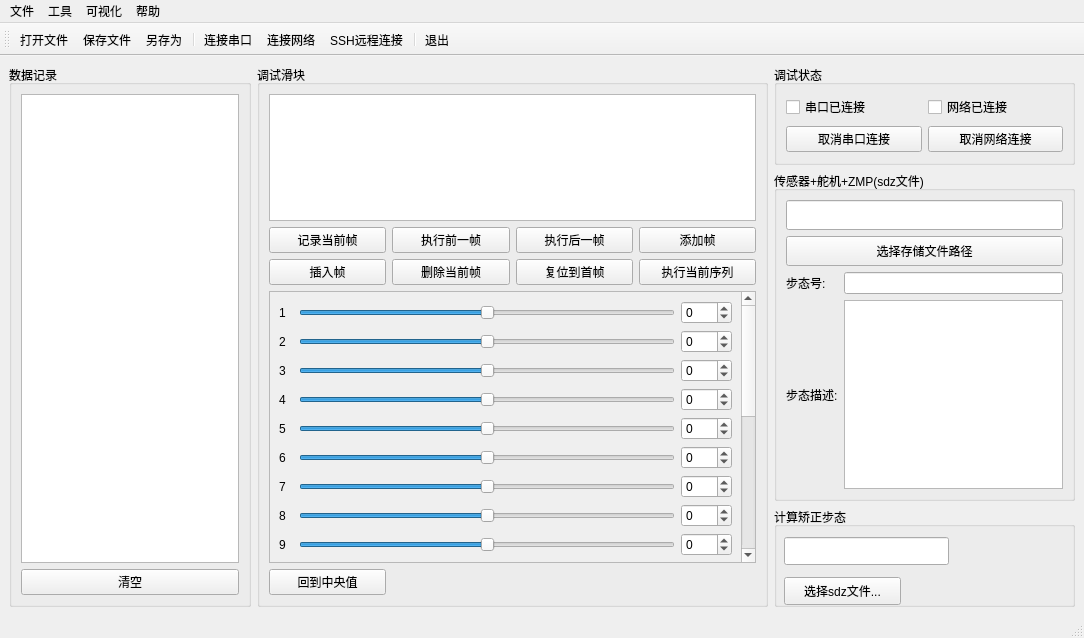
Qt form mainwindow.ui (BronWang/SpecialGait) before a commit.
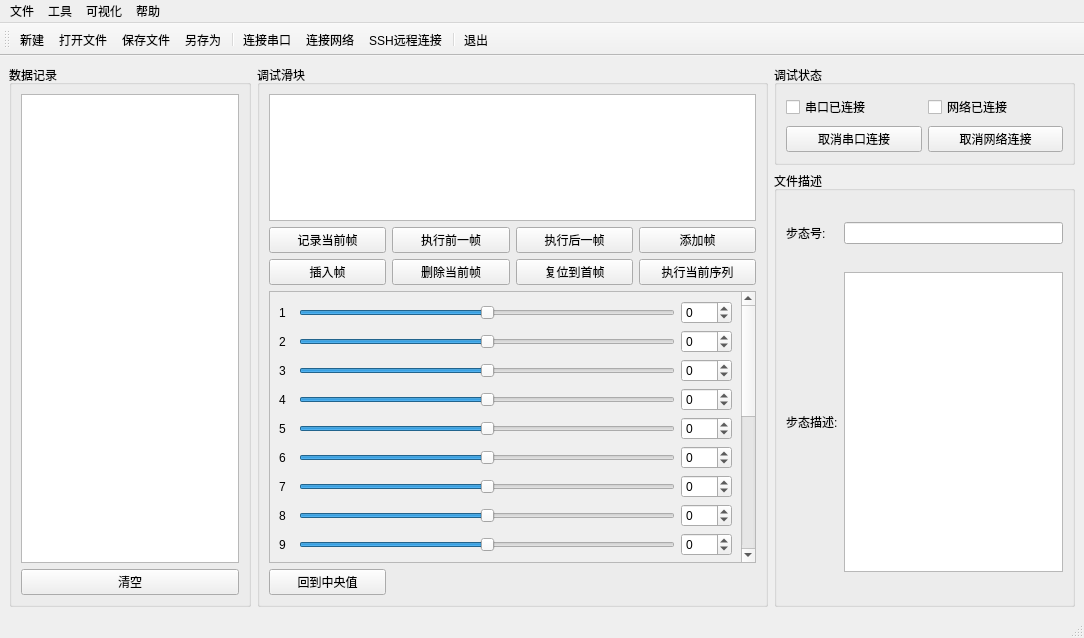
The same form after that commit. Icons and pictures are not drawn.

Commit message: optimize netwok communication

What changed in the file:
```diff
--- a/mainwindow.ui
+++ b/mainwindow.ui
@@ -986,50 +986,20 @@
          </size>
         </property>
         <property name="title">
-         <string>传感器+舵机+ZMP(sdz文件)</string>
+         <string>文件描述</string>
         </property>
         <layout class="QGridLayout" name="gridLayout_3">
-         <item row="0" column="0" colspan="2">
-          <widget class="QLineEdit" name="lineEditFilePathSdz">
-           <property name="minimumSize">
-            <size>
-             <width>0</width>
-             <height>30</height>
-            </size>
-           </property>
-          </widget>
-         </item>
-         <item row="1" column="0" colspan="2">
-          <widget class="QPushButton" name="btnfilePathSensorDynaZMP">
-           <property name="minimumSize">
-            <size>
-             <width>0</width>
-             <height>30</height>
-            </size>
-           </property>
-           <property name="text">
-            <string>选择存储文件路径</string>
-           </property>
-          </widget>
-         </item>
-         <item row="2" column="0">
-          <widget class="QLabel" name="label_21">
-           <property name="text">
-            <string>步态号:</string>
-           </property>
-          </widget>
-         </item>
-         <item row="2" column="1">
+         <item row="0" column="1">
           <widget class="QLineEdit" name="lineEditGaitID"/>
          </item>
-         <item row="3" column="0">
+         <item row="1" column="0">
           <widget class="QLabel" name="label_22">
            <property name="text">
             <string>步态描述:</string>
            </property>
           </widget>
          </item>
-         <item row="3" column="1">
+         <item row="1" column="1">
           <widget class="QTextEdit" name="textEditGaitDesc">
            <property name="maximumSize">
             <size>
@@ -1039,63 +1009,16 @@
            </property>
           </widget>
          </item>
+         <item row="0" column="0">
+          <widget class="QLabel" name="label_21">
+           <property name="text">
+            <string>步态号:</string>
+           </property>
+          </widget>
+         </item>
         </layout>
        </widget>
       </item>
-      <item>
-       <widget class="QGroupBox" name="groupBoxGaitCorrect">
-        <property name="minimumSize">
-         <size>
-          <width>0</width>
-          <height>100</height>
-         </size>
-        </property>
-        <property name="maximumSize">
-         <size>
-          <width>500</width>
-          <height>16777215</height>
-         </size>
-        </property>
-        <property name="title">
-         <string>计算矫正步态</string>
-        </property>
-        <widget class="QPushButton" name="btnSelSdzFilePath">
-         <property name="geometry">
-          <rect>
-           <x>10</x>
-           <y>70</y>
-           <width>117</width>
-           <height>28</height>
-          </rect>
-         </property>
-         <property name="maximumSize">
-          <size>
-           <width>16777215</width>
-           <height>100</height>
-          </size>
-         </property>
-         <property name="text">
-          <string>选择sdz文件...</string>
-         </property>
-        </widget>
-        <widget class="QLineEdit" name="lineEditSelSdzFilePath">
-         <property name="geometry">
-          <rect>
-           <x>10</x>
-           <y>30</y>
-           <width>165</width>
-           <height>28</height>
-          </rect>
-         </property>
-         <property name="maximumSize">
-          <size>
-           <width>16777215</width>
-           <height>30</height>
-          </size>
-         </property>
-        </widget>
-       </widget>
-      </item>
      </layout>
     </item>
    </layout>
@@ -1160,6 +1083,7 @@
    <attribute name="toolBarBreak">
     <bool>false</bool>
    </attribute>
+   <addaction name="newFile"/>
    <addaction name="openFile"/>
    <addaction name="saveFile"/>
    <addaction name="anotherSaveFile"/>
```
Left out of the diff: 3 changed lines with no effect on the pictures. The commit also changes 2 other files.
